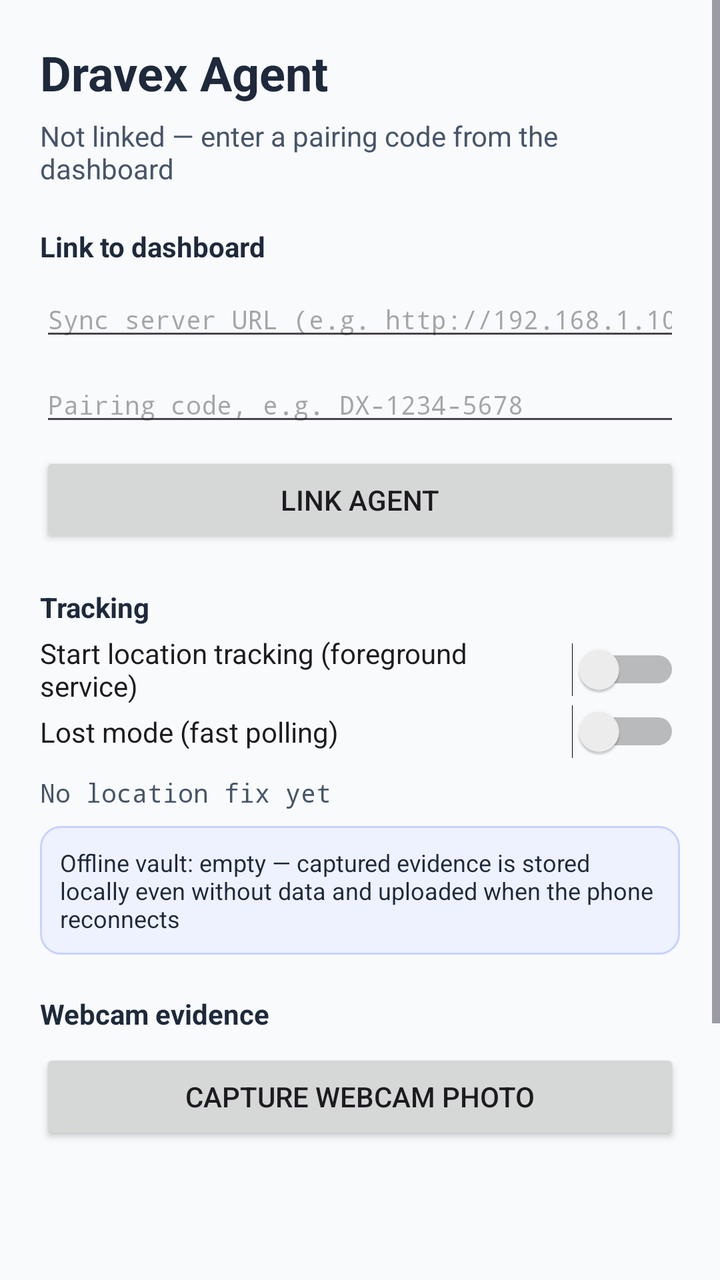
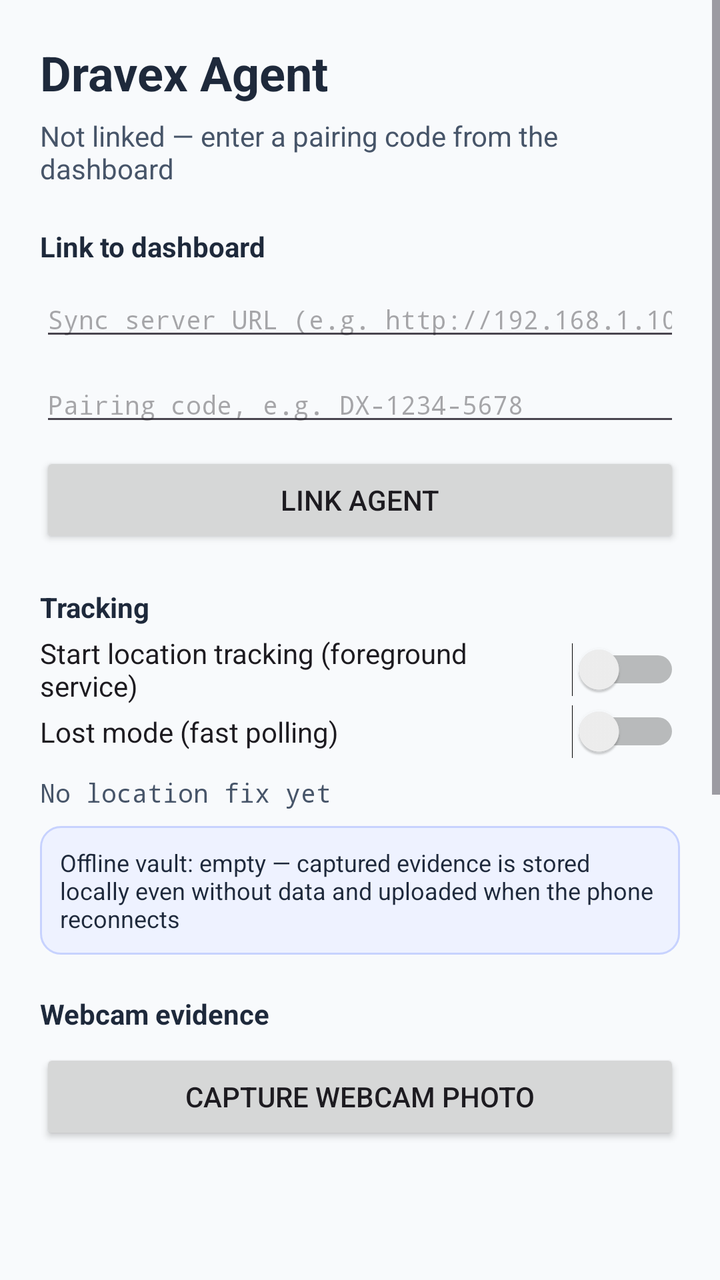

Compare the two renders of this Android layout. The source of the first and the diff that turns it into the second are given below.
<!-- AndroidManifest.xml: application theme Theme.Dravex -->
<!-- res/layout/activity_main.xml -->
<?xml version="1.0" encoding="utf-8"?>
<ScrollView xmlns:android="http://schemas.android.com/apk/res/android"
    android:layout_width="match_parent"
    android:layout_height="match_parent"
    android:background="@color/surface"
    android:fillViewport="true">

    <LinearLayout
        android:layout_width="match_parent"
        android:layout_height="wrap_content"
        android:orientation="vertical"
        android:padding="20dp">

        <TextView
            android:layout_width="wrap_content"
            android:layout_height="wrap_content"
            android:text="@string/app_name"
            android:textColor="@color/ink"
            android:textSize="24sp"
            android:textStyle="bold" />

        <TextView
            android:id="@+id/statusText"
            android:layout_width="match_parent"
            android:layout_height="wrap_content"
            android:layout_marginTop="6dp"
            android:text="@string/status_not_linked"
            android:textColor="@color/ink_muted" />

        
        <TextView
            android:layout_width="wrap_content"
            android:layout_height="wrap_content"
            android:layout_marginTop="20dp"
            android:text="@string/link_to_dashboard"
            android:textColor="@color/ink"
            android:textStyle="bold" />

        <EditText
            android:id="@+id/serverUrl"
            android:layout_width="match_parent"
            android:layout_height="wrap_content"
            android:layout_marginTop="8dp"
            android:hint="@string/server_url_hint"
            android:inputType="textUri"
            android:fontFamily="monospace"
            android:textSize="13sp" />

        <EditText
            android:id="@+id/pairCode"
            android:layout_width="match_parent"
            android:layout_height="wrap_content"
            android:layout_marginTop="8dp"
            android:hint="@string/pair_code_hint"
            android:inputType="text"
            android:fontFamily="monospace"
            android:textSize="13sp" />

        <Button
            android:id="@+id/linkButton"
            android:layout_width="match_parent"
            android:layout_height="wrap_content"
            android:layout_marginTop="8dp"
            android:text="@string/link_agent" />

        
        <TextView
            android:layout_width="wrap_content"
            android:layout_height="wrap_content"
            android:layout_marginTop="20dp"
            android:text="@string/tracking"
            android:textColor="@color/ink"
            android:textStyle="bold" />

        <Switch
            android:id="@+id/trackingSwitch"
            android:layout_width="match_parent"
            android:layout_height="wrap_content"
            android:layout_marginTop="4dp"
            android:text="@string/start_tracking" />

        <Switch
            android:id="@+id/lostSwitch"
            android:layout_width="match_parent"
            android:layout_height="wrap_content"
            android:text="@string/lost_mode" />

        <TextView
            android:id="@+id/lastLocation"
            android:layout_width="match_parent"
            android:layout_height="wrap_content"
            android:layout_marginTop="8dp"
            android:text="@string/no_fix_yet"
            android:fontFamily="monospace"
            android:textColor="@color/ink_muted"
            android:textSize="13sp" />

        
        <TextView
            android:id="@+id/vaultStatus"
            android:layout_width="match_parent"
            android:layout_height="wrap_content"
            android:layout_marginTop="8dp"
            android:background="@drawable/vault_bg"
            android:padding="10dp"
            android:text="@string/vault_empty"
            android:textColor="@color/ink"
            android:textSize="12sp" />

        
        <TextView
            android:layout_width="wrap_content"
            android:layout_height="wrap_content"
            android:layout_marginTop="20dp"
            android:text="@string/webcam"
            android:textColor="@color/ink"
            android:textStyle="bold" />

        <Button
            android:id="@+id/webcamButton"
            android:layout_width="match_parent"
            android:layout_height="wrap_content"
            android:layout_marginTop="8dp"
            android:text="@string/capture_webcam" />

        <ImageView
            android:id="@+id/webcamPreview"
            android:layout_width="match_parent"
            android:layout_height="200dp"
            android:layout_marginTop="8dp"
            android:contentDescription="@string/webcam_preview"
            android:scaleType="centerCrop" />

    </LinearLayout>
</ScrollView>
<!-- resources referenced by this layout -->
<resources>
  <color name="ink">#1E293B</color>
  <color name="ink_muted">#475569</color>
  <color name="surface">#F8FAFC</color>
  <!-- drawable vault_bg (drawable) -->
  <?xml version="1.0" encoding="utf-8"?>
  <shape xmlns:android="http://schemas.android.com/apk/res/android"
      android:shape="rectangle">
      <solid android:color="#EEF2FF" />
      <corners android:radius="10dp" />
      <stroke
          android:width="1dp"
          android:color="#C7D2FE" />
  </shape>
  <string name="app_name">Dravex Agent</string>
  <string name="capture_webcam">Capture webcam photo</string>
  <string name="link_agent">Link agent</string>
  <string name="link_to_dashboard">Link to dashboard</string>
  <string name="lost_mode">Lost mode (fast polling)</string>
  <string name="no_fix_yet">No location fix yet</string>
  <string name="pair_code_hint">Pairing code, e.g. DX-1234-5678</string>
  <string name="server_url_hint">Sync server URL (e.g. http://192.168.1.100:4173)</string>
  <string name="start_tracking">Start location tracking (foreground service)</string>
  <string name="status_not_linked">Not linked — enter a pairing code from the dashboard</string>
  <string name="tracking">Tracking</string>
  <string name="vault_empty">Offline vault: empty — captured evidence is stored locally even without data and uploaded when the phone reconnects</string>
  <string name="webcam">Webcam evidence</string>
  <string name="webcam_preview">Webcam capture preview</string>
  <style name="Theme.Dravex" parent="Theme.Material3.Light.NoActionBar">
          <item name="colorPrimary">@color/primary</item>
          <item name="colorPrimaryDark">@color/primary_dark</item>
          <item name="colorSecondary">@color/accent</item>
          <item name="android:statusBarColor">@color/surface</item>
          <item name="android:windowLightStatusBar">true</item>
      </style>
  <color name="primary">#2563EB</color>
  <color name="primary_dark">#1D4ED8</color>
  <color name="accent">#F97316</color>
</resources>

<!-- the commit's change to res/layout/activity_main.xml (unified diff, before → after) -->
@@ -131,5 +131,50 @@
             android:contentDescription="@string/webcam_preview"
             android:scaleType="centerCrop" />
 
+        
+        <TextView
+            android:layout_width="wrap_content"
+            android:layout_height="wrap_content"
+            android:layout_marginTop="20dp"
+            android:text="@string/device_check"
+            android:textColor="@color/ink"
+            android:textStyle="bold" />
+
+        <TextView
+            android:layout_width="match_parent"
+            android:layout_height="wrap_content"
+            android:layout_marginTop="4dp"
+            android:text="@string/device_check_note"
+            android:textColor="@color/ink_muted"
+            android:textSize="12sp" />
+
+        <EditText
+            android:id="@+id/imeiInput"
+            android:layout_width="match_parent"
+            android:layout_height="wrap_content"
+            android:layout_marginTop="8dp"
+            android:hint="@string/imei_hint"
+            android:inputType="phone"
+            android:fontFamily="monospace"
+            android:textSize="13sp" />
+
+        <Button
+            android:id="@+id/deviceCheckButton"
+            android:layout_width="match_parent"
+            android:layout_height="wrap_content"
+            android:layout_marginTop="8dp"
+            android:text="@string/check_imei" />
+
+        <TextView
+            android:id="@+id/deviceCheckResult"
+            android:layout_width="match_parent"
+            android:layout_height="wrap_content"
+            android:layout_marginTop="8dp"
+            android:background="@drawable/vault_bg"
+            android:padding="10dp"
+            android:text="@string/device_check_idle"
+            android:textColor="@color/ink"
+            android:textSize="12sp" />
+
     </LinearLayout>
 </ScrollView>
<!-- resource entries referenced after the edit -->
@@ -15,6 +15,11 @@
   </shape>
   <string name="app_name">Dravex Agent</string>
   <string name="capture_webcam">Capture webcam photo</string>
+  <string name="check_imei">Is this phone reported stolen?</string>
+  <string name="device_check">Device Check</string>
+  <string name="device_check_idle">No check yet.</string>
+  <string name="device_check_note">Bought this phone used, or checking a second-hand buy? Dial *#06# to see the IMEI and check it against the stolen-device registry before trusting it.</string>
+  <string name="imei_hint">IMEI number, e.g. 354988071234567</string>
   <string name="link_agent">Link agent</string>
   <string name="link_to_dashboard">Link to dashboard</string>
   <string name="lost_mode">Lost mode (fast polling)</string>
